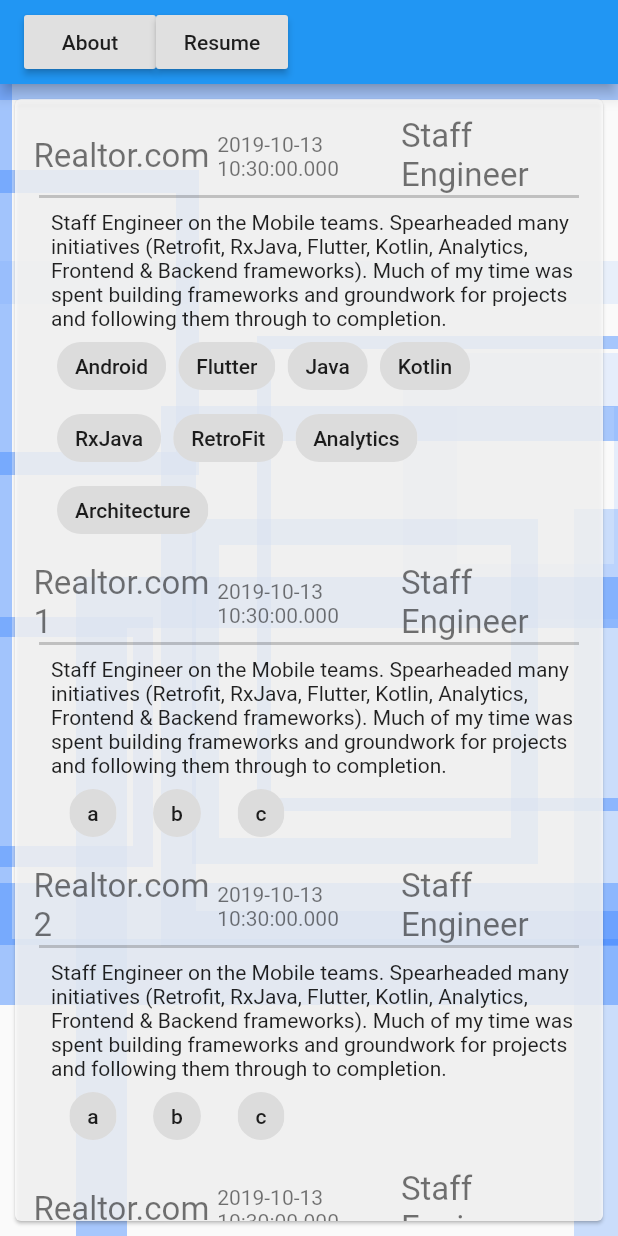
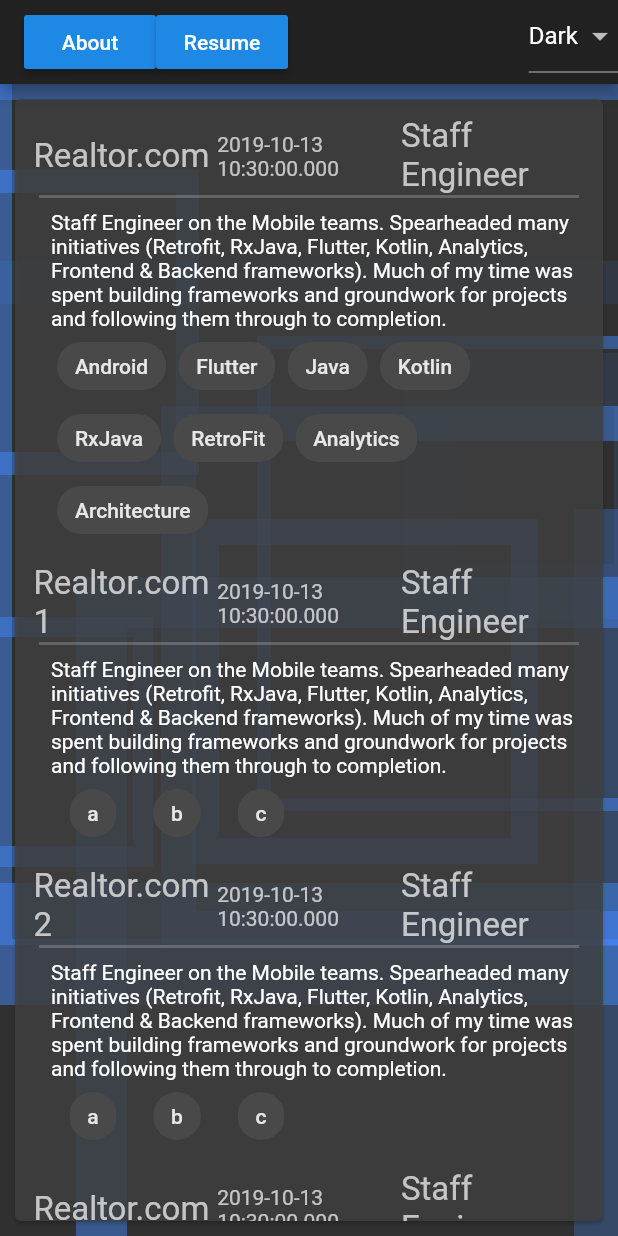
Before and after one commit to ahammer/flutter_resume, a Flutter app: the screen it shows after launch, scrolled down 409 dp, after a tap on "Resume", on a phone screen of 412 x 824 dp. Run offline on Flutter 3.47's test engine with Material 2 defaults, Android fonts, the phone set to English and light mode, and no system bars; our stand-ins replace url_launcher_web.

Commit message:
putting back light/dark scoped better

```diff
--- /dev/null
+++ b/lib/app_state.dart
@@ -0,0 +1,24 @@
+import 'package:flutter/material.dart';
+import 'package:provider/provider.dart';
+
+class AppState extends ChangeNotifier {
+  String _theme = "Dark";
+  void setTheme(String theme) {
+    _theme = theme;
+    notifyListeners();
+  }
+
+  String getTheme() => _theme;
+}
+
+class AppStateWidget extends StatelessWidget {
+  final Widget child;
+
+  const AppStateWidget({Key key, this.child}) : super(key: key);
+
+  @override
+  Widget build(BuildContext context) => ChangeNotifierProvider<AppState>(
+        builder: (ctx) => AppState(),
+        child: child,
+      );
+}
--- a/lib/main.dart
+++ b/lib/main.dart
@@ -1,73 +1,91 @@
 import 'package:flutter/material.dart';
+import 'package:resume_flutter/app_state.dart';
 import 'package:resume_flutter/screens/about/about_screen.dart';
 import 'package:resume_flutter/screens/about/resume_screen.dart';
 import 'package:resume_flutter/theme.dart';
 import 'package:resume_flutter/transitions/fade_route.dart';
+import 'package:provider/provider.dart';
 
 void main() => runApp(MyApp());
 
 const kSections = ["About", "Resume"];
 
 class MyApp extends StatelessWidget {
-  final String currentTheme = "Light";
   final String currentSection = "About";
 
   @override
   Widget build(BuildContext context) {
-    return MaterialApp(
+    return AppStateWidget(
+        child: Consumer<AppState>(
+            builder: (context, appstate, _) => MaterialApp(
                   title: 'Adam Hammer',
                   debugShowCheckedModeBanner: false,
-        theme: getTheme(currentTheme),
-        home: MyPortfolioScaffold(route: "Resume", theme: "Light", child: ResumeScreen(),),
-
+                  theme: getTheme(appstate.getTheme()),
+                  home: MyPortfolioScaffold(state:appstate,
+                    route: "Resume",
+                    theme: appstate.getTheme(),
+                    child: ResumeScreen(),
+                  ),
                   onGenerateRoute: (settings) {
-          switch(settings.name) {
-            case "/About" :
-              return FadeRoute(page: MyPortfolioScaffold(route: "About", theme: "Light", child: AboutScreen(),),        );
-            case "/Resume" :
-              return FadeRoute(page: MyPortfolioScaffold(route: "Resume", theme: "Light", child: ResumeScreen(),),        );
+                    switch (settings.name) {
+                      case "/About":
+                        return FadeRoute(
+                          page: MyPortfolioScaffold(state:appstate,
+                            route: "About",
+                            theme: appstate.getTheme(),
+                            child: AboutScreen(),
+                          ),
+                        );
+                      case "/Resume":
+                        return FadeRoute(
+                          page: MyPortfolioScaffold(state:appstate,
+                            route: "Resume",
+                            theme: appstate.getTheme(),
+                            child: ResumeScreen(),
+                          ),
+                        );
                       default:
-              return FadeRoute(page:Container(child:Text("Empty")));
+                        return FadeRoute(page: Container(child: Text("Empty")));
                     }
                   },
-
-        );
+                )));
   }
-
-
 }
 
 class MyPortfolioScaffold extends StatelessWidget {
+  final AppState state;
   final String route;
   final String theme;
   final Widget child;
 
   const MyPortfolioScaffold({
-    Key key, this.route, this.theme, this.child,
+    Key key,
+    this.route,
+    this.theme,
+    this.child, @required this.state,
   }) : super(key: key);
-
 
   @override
   Widget build(BuildContext context) {
     return Scaffold(
         appBar: AppBar(
           title: MainScreenNavBar(
-                selected: route,),
+            selected: route,
+          ),
           actions: <Widget>[
+            DropdownButton(onChanged: (value)=>state.setTheme(value), value:state.getTheme(),items: ["Light", "Dark"].map((item)=>DropdownMenuItem(value: item, child: Text(item))).toList()),
           ],
         ),
-          body: (child == null)?ResumeScreen():child);
+
+        body: (child == null) ? ResumeScreen() : child);
   }
 }
 
-
 class MainScreenNavBar extends StatelessWidget {
-
   final String selected;
 
   const MainScreenNavBar({
     Key key,
-
     @required this.selected,
   }) : super(key: key);
 
@@ -83,8 +101,9 @@ class MainScreenNavBar extends StatelessWidget {
                 child: Text(
                   job,
                   style: Theme.of(context).textTheme.button,
-                  ), onPressed: () {
-                    Navigator.of(context).pushReplacementNamed("/"+job);
+                ),
+                onPressed: () {
+                  Navigator.of(context).pushReplacementNamed("/" + job);
                 },
               ),
             )),
--- a/pubspec.yaml
+++ b/pubspec.yaml
@@ -23,6 +23,7 @@ dependencies:
   # The following adds the Cupertino Icons font to your application.
   # Use with the CupertinoIcons class for iOS style icons.
   cupertino_icons: ^0.1.2
+  provider: ^3.1.0
   url_launcher: ^5.1.4
   url_launcher_web:
     git:
```
Also changed, not shown: pubspec.lock. Lines whose indentation alone changed are shown as unchanged.
